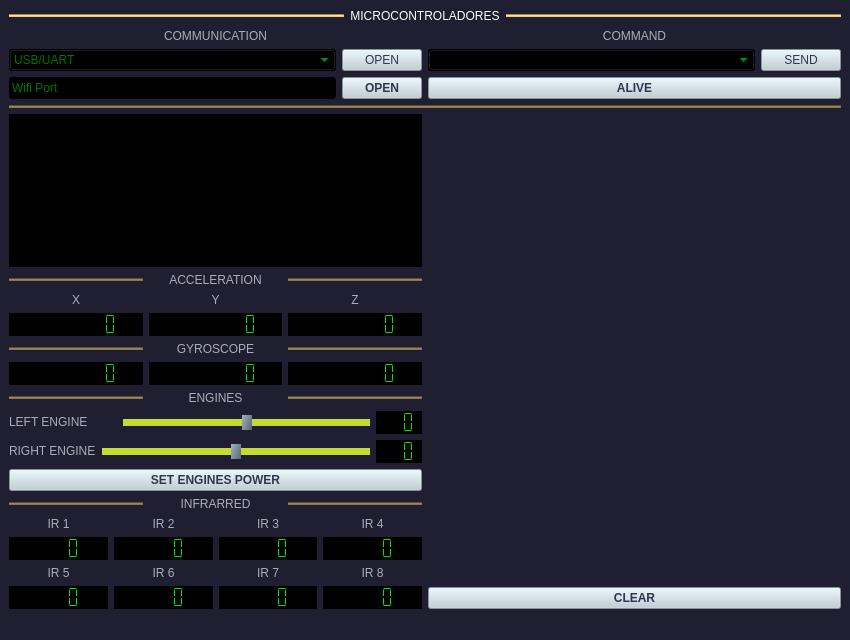
Before: the Qt Designer form QTMicroCar/qform1.ui in SpiazziG/Microcontroladores_2024, drawn with Qt 5.
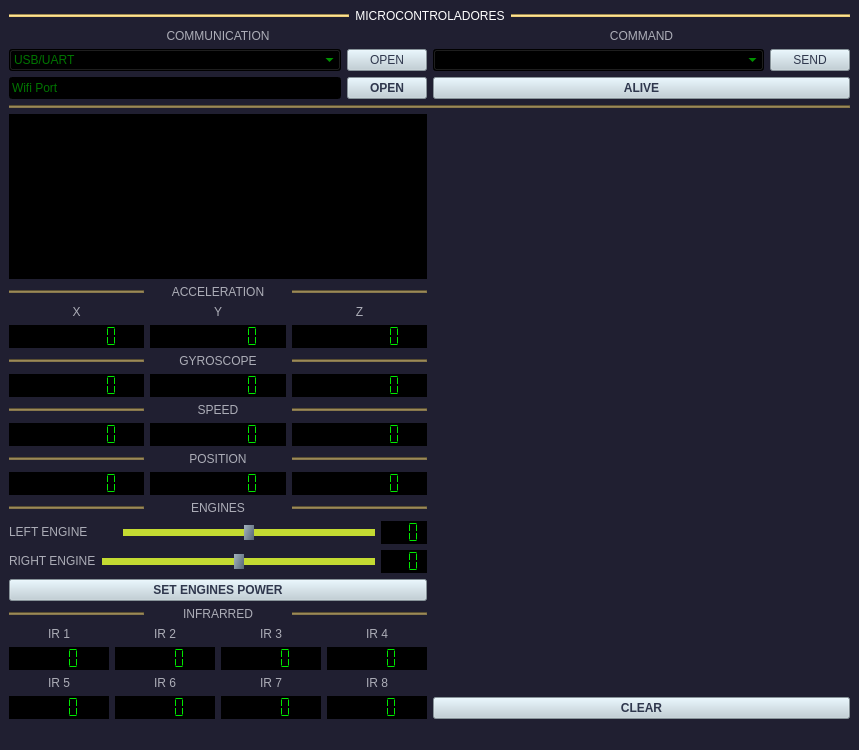
After: the same form once the commit is applied.

Diff of the .ui file:
```diff
--- a/QTMicroCar/qform1.ui
+++ b/QTMicroCar/qform1.ui
@@ -6,8 +6,8 @@
    <rect>
     <x>0</x>
     <y>0</y>
-    <width>850</width>
-    <height>640</height>
+    <width>859</width>
+    <height>750</height>
    </rect>
   </property>
   <property name="sizePolicy">
@@ -479,6 +479,90 @@
             </item>
            </layout>
           </item>
+          <item>
+           <layout class="QHBoxLayout" name="horizontalLayout_19">
+            <item>
+             <widget class="Line" name="line_15">
+              <property name="styleSheet">
+               <string notr="true">background-color: rgb(135, 119, 76);</string>
+              </property>
+              <property name="orientation">
+               <enum>Qt::Horizontal</enum>
+              </property>
+             </widget>
+            </item>
+            <item>
+             <widget class="QLabel" name="label_22">
+              <property name="styleSheet">
+               <string notr="true">font: 700 9pt &quot;MS Sans Serif&quot;;
+color: rgb(172, 173, 183);</string>
+              </property>
+              <property name="text">
+               <string>GYROSCOPE</string>
+              </property>
+              <property name="alignment">
+               <set>Qt::AlignCenter</set>
+              </property>
+             </widget>
+            </item>
+            <item>
+             <widget class="Line" name="line_14">
+              <property name="styleSheet">
+               <string notr="true">background-color: rgb(135, 119, 76);</string>
+              </property>
+              <property name="orientation">
+               <enum>Qt::Horizontal</enum>
+              </property>
+             </widget>
+            </item>
+           </layout>
+          </item>
+          <item>
+           <layout class="QHBoxLayout" name="horizontalLayout_20">
+            <item>
+             <widget class="QLCDNumber" name="lcdGyroX">
+              <property name="styleSheet">
+               <string notr="true">color: rgb(0, 232, 0);
+background-color: rgb(0, 0, 0);</string>
+              </property>
+              <property name="digitCount">
+               <number>8</number>
+              </property>
+              <property name="segmentStyle">
+               <enum>QLCDNumber::Flat</enum>
+              </property>
+             </widget>
+            </item>
+            <item>
+             <widget class="QLCDNumber" name="lcdGyroY">
+              <property name="styleSheet">
+               <string notr="true">color: rgb(0, 232, 0);
+background-color: rgb(0, 0, 0);</string>
+              </property>
+              <property name="digitCount">
+               <number>8</number>
+              </property>
+              <property name="segmentStyle">
+               <enum>QLCDNumber::Flat</enum>
+              </property>
+             </widget>
+            </item>
+            <item>
+             <widget class="QLCDNumber" name="lcdGyroZ">
+              <property name="styleSheet">
+               <string notr="true">color: rgb(0, 232, 0);
+background-color: rgb(0, 0, 0);</string>
+              </property>
+              <property name="digitCount">
+               <number>8</number>
+              </property>
+              <property name="segmentStyle">
+               <enum>QLCDNumber::Flat</enum>
+              </property>
+             </widget>
+            </item>
+           </layout>
+          </item>
           <item>
            <layout class="QHBoxLayout" name="horizontalLayout_15">
             <item>
@@ -498,7 +582,7 @@
 color: rgb(172, 173, 183);</string>
               </property>
               <property name="text">
-               <string>GYROSCOPE</string>
+               <string>SPEED</string>
               </property>
               <property name="alignment">
                <set>Qt::AlignCenter</set>
@@ -522,7 +606,7 @@
             <item>
              <layout class="QHBoxLayout" name="horizontalLayout_16">
               <item>
-               <widget class="QLCDNumber" name="lcdGyroX">
+               <widget class="QLCDNumber" name="lcdSpeedX">
                 <property name="styleSheet">
                  <string notr="true">color: rgb(0, 232, 0);
 background-color: rgb(0, 0, 0);</string>
@@ -539,7 +623,7 @@
                </widget>
               </item>
               <item>
-               <widget class="QLCDNumber" name="lcdGyroY">
+               <widget class="QLCDNumber" name="lcdSpeedY">
                 <property name="styleSheet">
                  <string notr="true">color: rgb(0, 232, 0);
 background-color: rgb(0, 0, 0);</string>
@@ -556,7 +640,7 @@
                </widget>
               </item>
               <item>
-               <widget class="QLCDNumber" name="lcdGyroZ">
+               <widget class="QLCDNumber" name="lcdSpeedZ">
                 <property name="styleSheet">
                  <string notr="true">color: rgb(0, 232, 0);
 background-color: rgb(0, 0, 0);</string>
@@ -576,6 +660,99 @@
             </item>
            </layout>
           </item>
+          <item>
+           <layout class="QHBoxLayout" name="horizontalLayout_17">
+            <item>
+             <widget class="Line" name="line_13">
+              <property name="styleSheet">
+               <string notr="true">background-color: rgb(135, 119, 76);</string>
+              </property>
+              <property name="orientation">
+               <enum>Qt::Horizontal</enum>
+              </property>
+             </widget>
+            </item>
+            <item>
+             <widget class="QLabel" name="label_21">
+              <property name="styleSheet">
+               <string notr="true">font: 700 9pt &quot;MS Sans Serif&quot;;
+color: rgb(172, 173, 183);</string>
+              </property>
+              <property name="text">
+               <string>POSITION</string>
+              </property>
+              <property name="alignment">
+               <set>Qt::AlignCenter</set>
+              </property>
+             </widget>
+            </item>
+            <item>
+             <widget class="Line" name="line_12">
+              <property name="styleSheet">
+               <string notr="true">background-color: rgb(135, 119, 76);</string>
+              </property>
+              <property name="orientation">
+               <enum>Qt::Horizontal</enum>
+              </property>
+             </widget>
+            </item>
+           </layout>
+          </item>
+          <item>
+           <layout class="QHBoxLayout" name="horizontalLayout_18">
+            <item>
+             <widget class="QLCDNumber" name="lcdPosX">
+              <property name="styleSheet">
+               <string notr="true">color: rgb(0, 232, 0);
+background-color: rgb(0, 0, 0);</string>
+              </property>
+              <property name="frameShadow">
+               <enum>QFrame::Sunken</enum>
+              </property>
+              <property name="digitCount">
+               <number>8</number>
+              </property>
+              <property name="segmentStyle">
+               <enum>QLCDNumber::Flat</enum>
+              </property>
+             </widget>
+            </item>
+            <item>
+             <widget class="QLCDNumber" name="lcdPosY">
+              <property name="styleSheet">
+               <string notr="true">color: rgb(0, 232, 0);
+background-color: rgb(0, 0, 0);</string>
+              </property>
+              <property name="frameShadow">
+               <enum>QFrame::Sunken</enum>
+              </property>
+              <property name="digitCount">
+               <number>8</number>
+              </property>
+              <property name="segmentStyle">
+               <enum>QLCDNumber::Flat</enum>
+              </property>
+             </widget>
+            </item>
+            <item>
+             <widget class="QLCDNumber" name="lcdPosZ">
+              <property name="styleSheet">
+               <string notr="true">color: rgb(0, 232, 0);
+background-color: rgb(0, 0, 0);</string>
+              </property>
+              <property name="frameShadow">
+               <enum>QFrame::Sunken</enum>
+              </property>
+              <property name="digitCount">
+               <number>8</number>
+              </property>
+              <property name="segmentStyle">
+               <enum>QLCDNumber::Flat</enum>
+              </property>
+             </widget>
+            </item>
+           </layout>
+          </item>
           <item>
            <layout class="QHBoxLayout" name="horizontalLayout_12">
             <item>
```
Left out of the diff: 410 changed lines with no effect on the pictures.
